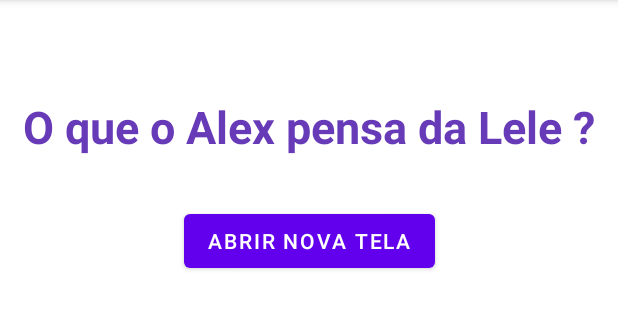
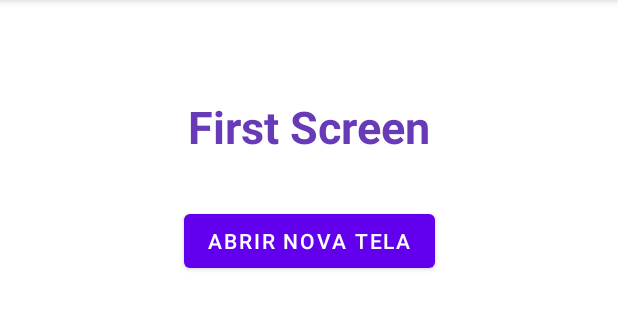
Before and after one commit to alxmart/AulaActivityFragments, an Android app: the screen it shows after launch (MainActivity), on a phone screen of 412 x 824 dp, the part 84-414 px from its top. Run offline under Robolectric (Android 15) with nearby library versions, the phone set to English and light mode, and no system bars.

Commit message:
Changed main text on each screen.

```diff
--- a/app/src/main/res/layout/activity_detalhes.xml
+++ b/app/src/main/res/layout/activity_detalhes.xml
@@ -31,7 +31,7 @@
         android:layout_width="wrap_content"
         android:layout_height="wrap_content"
         android:layout_marginTop="32dp"
-        android:text="A lele é demais !!!! :-)"
+        android:text="Second Screen"
         android:textColor="#E91E63"
         android:textSize="30sp"
         app:layout_constraintEnd_toEndOf="parent"
--- a/app/src/main/res/layout/activity_main.xml
+++ b/app/src/main/res/layout/activity_main.xml
@@ -21,7 +21,7 @@
         android:layout_width="wrap_content"
         android:layout_height="wrap_content"
         android:layout_marginTop="64dp"
-        android:text="O que o Alex pensa da Lele ?"
+        android:text="First Screen"
         android:textColor="#673AB7"
         android:textSize="30sp"
         android:textStyle="bold"
```
